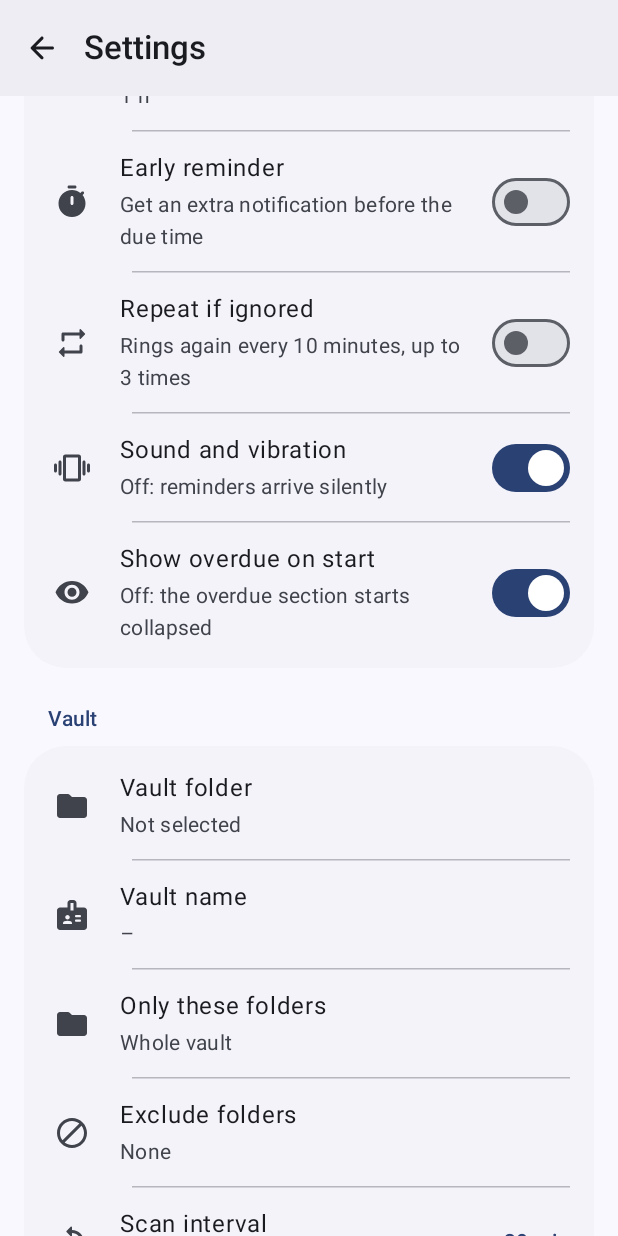
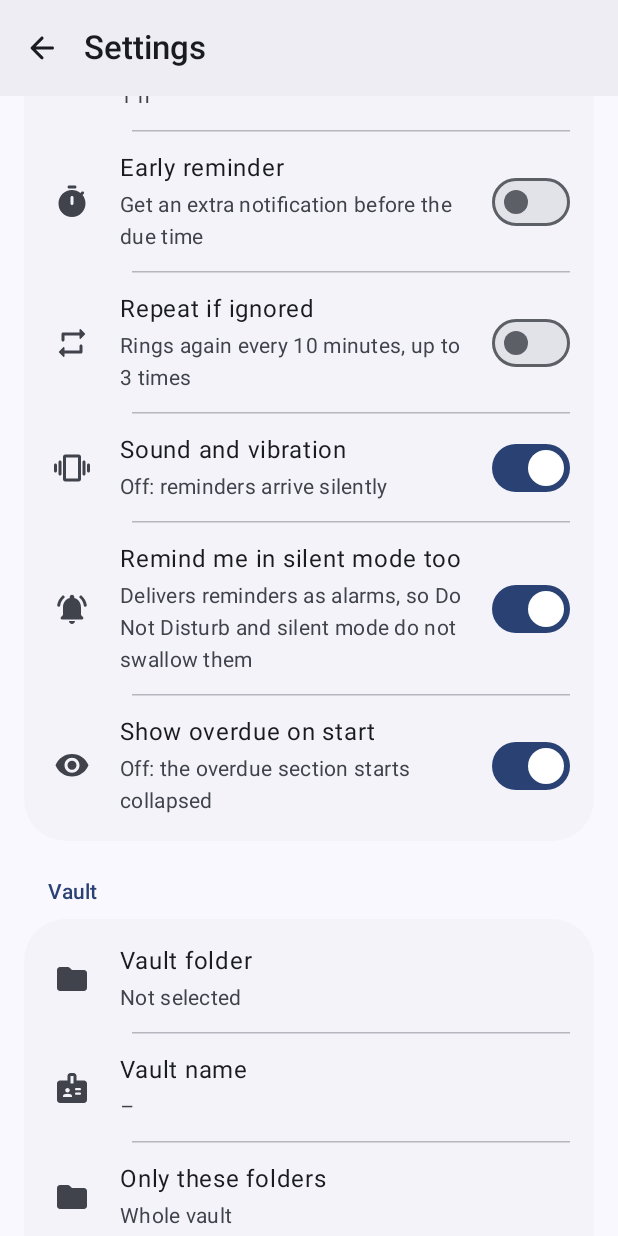
Before and after one commit to descomanian/vaultbell, an Android app built with Jetpack Compose: the SettingsRoute screen opened through its navigation route, scrolled down 774 dp, on a phone screen of 412 x 824 dp. Run offline under Robolectric (Android 15) with nearby library versions, the phone set to English and light mode, and no system bars; our stand-ins replace window size class.

Commit message:
fix: deliver reminders in Do Not Disturb and harden background scans
- New alarm channel (USAGE_ALARM, CATEGORY_ALARM): reminders pass Do Not
  Disturb and are audible in silent mode; switchable in settings (default on)
- Inexact allow-while-idle wake-up alarm triggers a scan at the scan
  interval in addition to WorkManager; re-armed after every scan and on boot
- One-tap battery optimization exemption in onboarding and settings
- Silent incremental scan whenever the reminder list becomes visible
- Hint and FAQ: Obsidian Sync only updates phone files while Obsidian runs

Co-Authored-By: Claude Opus 5.5 <noreply@anthropic.com>
Claude-Session: https://claude.ai/code/session_011dDcQU8G47z3xi6UGb4AyG

```diff
--- a/app/src/main/AndroidManifest.xml
+++ b/app/src/main/AndroidManifest.xml
@@ -14,6 +14,8 @@
     <uses-permission android:name="android.permission.POST_NOTIFICATIONS" />
     <uses-permission android:name="android.permission.RECEIVE_BOOT_COMPLETED" />
     <uses-permission android:name="android.permission.VIBRATE" />
+    <!-- One-tap dialog to exempt the app from battery optimization (background vault scans). -->
+    <uses-permission android:name="android.permission.REQUEST_IGNORE_BATTERY_OPTIMIZATIONS" />
 
     <application
         android:name=".VaultbellApplication"
--- a/app/src/main/java/io/github/descomanian/vaultbell/data/settings/AppSettings.kt
+++ b/app/src/main/java/io/github/descomanian/vaultbell/data/settings/AppSettings.kt
@@ -21,6 +21,8 @@ data class AppSettings(
     val preReminderMinutes: Int = 15,
     val repeatIfIgnored: Boolean = false,
     val soundAndVibration: Boolean = true,
+    /** Deliver as alarm: passes Do Not Disturb and plays on the alarm stream in silent mode. */
+    val breakThroughSilence: Boolean = true,
     val showOverdueOnStart: Boolean = true,
     // Vault
     val vaultUri: String? = null,
--- a/app/src/main/java/io/github/descomanian/vaultbell/data/settings/SettingsRepository.kt
+++ b/app/src/main/java/io/github/descomanian/vaultbell/data/settings/SettingsRepository.kt
@@ -40,6 +40,7 @@ class SettingsRepository(context: Context) {
         val preMinutes = intPreferencesKey("pre_reminder_minutes")
         val repeatIgnored = booleanPreferencesKey("repeat_if_ignored")
         val sound = booleanPreferencesKey("sound_and_vibration")
+        val breakSilence = booleanPreferencesKey("break_through_silence")
         val showOverdue = booleanPreferencesKey("show_overdue_on_start")
         val vaultUri = stringPreferencesKey("vault_uri")
         val vaultName = stringPreferencesKey("vault_name")
@@ -70,6 +71,7 @@ class SettingsRepository(context: Context) {
             preReminderMinutes = this[K.preMinutes] ?: d.preReminderMinutes,
             repeatIfIgnored = this[K.repeatIgnored] ?: d.repeatIfIgnored,
             soundAndVibration = this[K.sound] ?: d.soundAndVibration,
+            breakThroughSilence = this[K.breakSilence] ?: d.breakThroughSilence,
             showOverdueOnStart = this[K.showOverdue] ?: d.showOverdueOnStart,
             vaultUri = this[K.vaultUri],
             vaultName = this[K.vaultName] ?: d.vaultName,
@@ -99,6 +101,7 @@ class SettingsRepository(context: Context) {
         this[K.preMinutes] = s.preReminderMinutes
         this[K.repeatIgnored] = s.repeatIfIgnored
         this[K.sound] = s.soundAndVibration
+        this[K.breakSilence] = s.breakThroughSilence
         this[K.showOverdue] = s.showOverdueOnStart
         if (s.vaultUri != null) this[K.vaultUri] = s.vaultUri else remove(K.vaultUri)
         this[K.vaultName] = s.vaultName
--- a/app/src/main/java/io/github/descomanian/vaultbell/ui/Routes.kt
+++ b/app/src/main/java/io/github/descomanian/vaultbell/ui/Routes.kt
@@ -62,6 +62,15 @@ private fun Context.startSafely(intent: Intent) {
     }
 }
 
+/** Direct exemption dialog; some ROMs block it, then the list of all apps opens instead. */
+private fun Context.requestBackground() {
+    try {
+        startActivity(SystemIntents.requestBatteryExemption(this))
+    } catch (e: ActivityNotFoundException) {
+        startSafely(SystemIntents.batterySettings())
+    }
+}
+
 /** SAF picker starts in Documents/ where most Android vaults live. */
 private fun documentsFolderHint(): Uri = DocumentsContract.buildDocumentUri("com.android.externalstorage.documents", "primary:Documents")
 
@@ -79,7 +88,10 @@ fun HomeRoute(
     val snackbar = remember { SnackbarHostState() }
     var selected by rememberSaveable { mutableStateOf<Long?>(null) }
 
-    LifecycleEventEffect(Lifecycle.Event.ON_RESUME) { vm.refreshStatus() }
+    LifecycleEventEffect(Lifecycle.Event.ON_RESUME) {
+        vm.refreshStatus()
+        vm.scanSilently()
+    }
     LaunchedEffect(vm) {
         vm.eventFlow.collect { event ->
             when (event) {
@@ -197,6 +209,7 @@ fun OnboardingRoute(onFinished: () -> Unit) {
                 }
             },
             onRequestExactAlarms = { context.startSafely(SystemIntents.exactAlarmSettings(context)) },
+            onRequestBackground = { context.requestBackground() },
             onFinish = { vm.finish(onFinished) }
         )
     )
@@ -234,7 +247,7 @@ fun SettingsRoute(
             onScanNow = vm::scanNow,
             onOpenNotificationSettings = { context.startSafely(SystemIntents.notificationSettings(context)) },
             onOpenExactAlarmSettings = { context.startSafely(SystemIntents.exactAlarmSettings(context)) },
-            onOpenBatterySettings = { context.startSafely(SystemIntents.batterySettings()) },
+            onOpenBatterySettings = { context.requestBackground() },
             onOpenPrivacy = onOpenPrivacy,
             onOpenAbout = onOpenAbout
         )
--- a/app/src/main/java/io/github/descomanian/vaultbell/ui/onboarding/OnboardingViewModel.kt
+++ b/app/src/main/java/io/github/descomanian/vaultbell/ui/onboarding/OnboardingViewModel.kt
@@ -15,7 +15,7 @@ import kotlinx.coroutines.flow.update
 import kotlinx.coroutines.launch
 import kotlinx.coroutines.withContext
 
-enum class OnboardingStep { WELCOME, VAULT, NOTIFICATIONS, EXACT_ALARMS, DONE }
+enum class OnboardingStep { WELCOME, VAULT, NOTIFICATIONS, EXACT_ALARMS, BACKGROUND, DONE }
 
 data class OnboardingUiState(
     val step: OnboardingStep = OnboardingStep.WELCOME,
@@ -25,7 +25,8 @@ data class OnboardingUiState(
     val hasObsidianFolder: Boolean = false,
     val vaultError: Boolean = false,
     val notificationsGranted: Boolean = false,
-    val exactAlarmsGranted: Boolean = false
+    val exactAlarmsGranted: Boolean = false,
+    val backgroundAllowed: Boolean = false
 ) {
     val canContinue: Boolean
         get() = step != OnboardingStep.VAULT || (vaultUri != null && vaultName.isNotBlank())
@@ -44,7 +45,13 @@ class OnboardingViewModel(
 
     fun refreshPermissions() {
         val status = SystemStatus.read(app)
-        _state.update { it.copy(notificationsGranted = status.notificationsAllowed, exactAlarmsGranted = status.exactAlarmsAllowed) }
+        _state.update {
+            it.copy(
+                notificationsGranted = status.notificationsAllowed,
+                exactAlarmsGranted = status.exactAlarmsAllowed,
+                backgroundAllowed = status.batteryUnrestricted
+            )
+        }
     }
 
     fun onVaultPicked(uri: Uri) {
--- a/app/src/main/java/io/github/descomanian/vaultbell/ui/settings/SettingsScreen.kt
+++ b/app/src/main/java/io/github/descomanian/vaultbell/ui/settings/SettingsScreen.kt
@@ -263,6 +263,14 @@ fun SettingsScreen(
                     )
                     SettingsDivider()
                     SettingsSwitchRow(
+                        title = stringResource(R.string.settings_break_silence),
+                        description = stringResource(R.string.settings_break_silence_desc),
+                        icon = Icons.Rounded.NotificationsActive,
+                        checked = s.breakThroughSilence,
+                        onCheckedChange = { v -> actions.update { it.copy(breakThroughSilence = v) } }
+                    )
+                    SettingsDivider()
+                    SettingsSwitchRow(
                         title = stringResource(R.string.settings_show_overdue),
                         description = stringResource(R.string.settings_show_overdue_desc),
                         icon = Icons.Rounded.Visibility,
@@ -320,6 +328,10 @@ fun SettingsScreen(
                     )
                     SettingsDivider()
                     ScanNowRow(state, actions.onScanNow)
+                    InfoCard(
+                        text = stringResource(R.string.settings_sync_hint),
+                        modifier = Modifier.padding(horizontal = Spacing.md, vertical = Spacing.xs)
+                    )
                 }
             }
 
--- a/app/src/main/res/values/strings.xml
+++ b/app/src/main/res/values/strings.xml
@@ -1,6 +1,15 @@
 <?xml version="1.0" encoding="utf-8"?>
 <resources xmlns:tools="http://schemas.android.com/tools">
     <!-- app_name is generated from gradle.properties (vaultbell.appName). -->
+    <string name="channel_alarm">Reminders (alarm)</string>
+    <string name="channel_alarm_desc">Reminders delivered like an alarm: they come through Do Not Disturb and silent mode.</string>
+    <string name="settings_break_silence">Remind me in silent mode too</string>
+    <string name="settings_break_silence_desc">Delivers reminders as alarms, so Do Not Disturb and silent mode do not swallow them</string>
+    <string name="settings_sync_hint">Obsidian Sync only updates the notes on this phone while Obsidian is running. Reminders you add on another device appear here once Obsidian has synced on the phone.</string>
+    <string name="onboarding_background_title">Run in the background</string>
+    <string name="onboarding_background_text">Android pauses apps to save battery. Let Vaultbell run unrestricted so it notices new reminders in your vault while the phone is idle.</string>
+    <string name="onboarding_background_why">Vaultbell only wakes up briefly at the scan interval to check for changed notes. It uses no network and hardly any battery.</string>
+    <string name="action_allow_background">Allow background activity</string>
     <string name="nav_reminders">Reminders</string>
     <string name="widget_name">Next reminders</string>
     <string name="widget_description">Your next reminders from the vault at a glance</string>
@@ -118,7 +127,7 @@
     <string name="privacy_local_title">Stays on your phone</string>
     <string name="privacy_local_text">The reminder index and settings are stored locally and excluded from cloud backups.</string>
     <string name="privacy_permissions_title">Permissions</string>
-    <string name="privacy_permissions_text">Notifications, exact alarms, start after reboot and vibration. Nothing else.</string>
+    <string name="privacy_permissions_text">Notifications, exact alarms, start after reboot, vibration and the request to be exempt from battery optimization. Nothing else.</string>
     <string name="about_title">About</string>
     <string name="about_short">Version, license, source code</string>
     <string name="about_tagline">Local-first reminders for Markdown vaults</string>
--- a/scheduler/src/main/java/io/github/descomanian/vaultbell/scheduler/AlarmScheduler.kt
+++ b/scheduler/src/main/java/io/github/descomanian/vaultbell/scheduler/AlarmScheduler.kt
@@ -36,10 +36,11 @@ class AlarmScheduler(
     fun schedule(
         requestCode: Int,
         triggerAtMillis: Long,
-        extras: Bundle
+        extras: Bundle,
+        exact: Boolean = true
     ): ScheduleMode {
         val pending = pendingIntent(requestCode, extras)
-        if (Build.VERSION.SDK_INT < Build.VERSION_CODES.S || alarmManager.canScheduleExactAlarms()) {
+        if (exact && Build.VERSION.SDK_INT < Build.VERSION_CODES.S || alarmManager.canScheduleExactAlarms()) {
             try {
                 alarmManager.setExactAndAllowWhileIdle(AlarmManager.RTC_WAKEUP, triggerAtMillis, pending)
                 return ScheduleMode.EXACT
```
Also changed, not shown: app/src/main/java/io/github/descomanian/vaultbell/alarm/Notifications.kt (+28 -3 lines), app/src/main/java/io/github/descomanian/vaultbell/alarm/Receivers.kt (+14 -1 lines), app/src/main/java/io/github/descomanian/vaultbell/alarm/ReminderAlarms.kt (+14 -0 lines), app/src/main/java/io/github/descomanian/vaultbell/data/ReminderRepository.kt (+16 -0 lines), app/src/main/java/io/github/descomanian/vaultbell/system/System.kt (+10 -1 lines), app/src/main/java/io/github/descomanian/vaultbell/ui/home/HomeViewModel.kt (+21 -1 lines), app/src/main/java/io/github/descomanian/vaultbell/ui/onboarding/OnboardingScreen.kt (+25 -0 lines), 6 other files.
